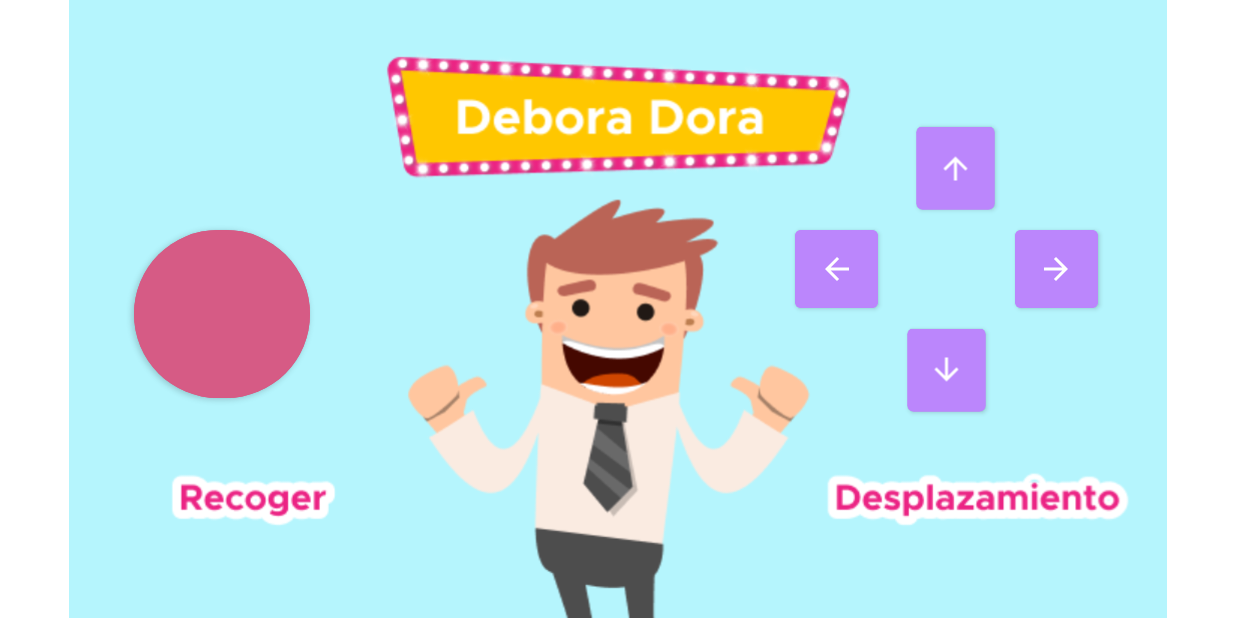
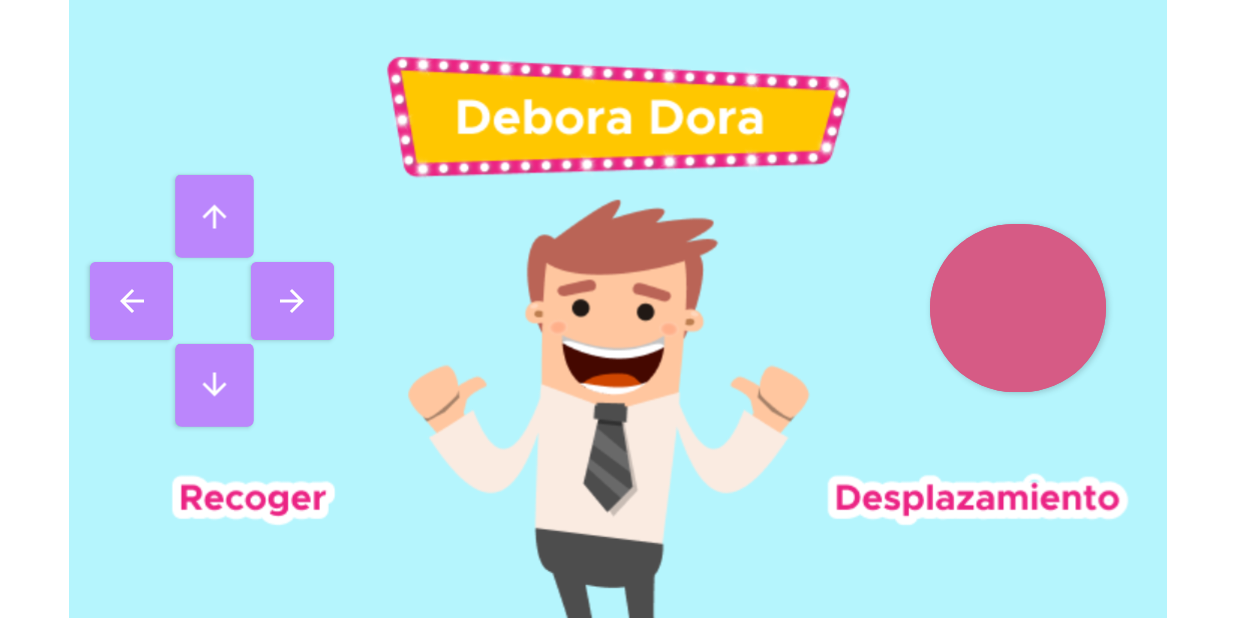
Before and after one commit to joctypo/DragRace_Android2, an Android app: the screen it shows after launch (MainActivity), on a phone screen of 824 x 412 dp (held sideways). Run offline under Robolectric (Android 15) with nearby library versions, the phone set to English and light mode, and no system bars.

Commit message:
Cambio control

```diff
--- a/app/src/main/res/layout/activity_main.xml
+++ b/app/src/main/res/layout/activity_main.xml
@@ -28,22 +28,21 @@
         app:iconPadding="1dp"
         app:layout_constraintBottom_toBottomOf="parent"
         app:layout_constraintEnd_toStartOf="@+id/derecha"
+        app:layout_constraintHorizontal_bias="0.0"
         app:layout_constraintStart_toEndOf="@+id/izquierda"
         app:layout_constraintTop_toBottomOf="@+id/arriba"
-        app:layout_constraintVertical_bias="0.347" />
+        app:layout_constraintVertical_bias="0.282" />
 
     <Button
         android:id="@+id/derecha"
         android:layout_width="55dp"
         android:layout_height="64dp"
         android:layout_marginStart="52dp"
-        android:layout_marginEnd="52dp"
         android:backgroundTint="@color/purple_200"
         android:rotation="180"
         app:icon="@drawable/abc_vector_test"
         app:iconPadding="1dp"
         app:layout_constraintBottom_toBottomOf="@+id/abajo"
-        app:layout_constraintEnd_toEndOf="@+id/imageView"
         app:layout_constraintStart_toEndOf="@+id/izquierda"
         app:layout_constraintTop_toTopOf="@+id/arriba" />
 
@@ -51,28 +50,26 @@
         android:id="@+id/izquierda"
         android:layout_width="55dp"
         android:layout_height="64dp"
-        android:layout_marginStart="490dp"
+        android:layout_marginStart="60dp"
         android:backgroundTint="@color/purple_200"
         app:icon="@drawable/abc_vector_test"
         app:iconPadding="1dp"
         app:layout_constraintBottom_toBottomOf="@+id/abajo"
         app:layout_constraintEnd_toStartOf="@+id/derecha"
-        app:layout_constraintHorizontal_bias="0.5"
-        app:layout_constraintStart_toEndOf="@+id/imageView"
-        app:layout_constraintStart_toStartOf="@+id/imageView"
+        app:layout_constraintStart_toStartOf="parent"
         app:layout_constraintTop_toTopOf="@+id/arriba" />
 
     <Button
         android:id="@+id/arriba"
         android:layout_width="55dp"
         android:layout_height="64dp"
-        android:layout_marginTop="80dp"
+        android:layout_marginTop="112dp"
         android:backgroundTint="@color/purple_200"
         android:rotation="90"
         app:icon="@drawable/abc_vector_test"
         app:iconPadding="1dp"
         app:layout_constraintEnd_toStartOf="@+id/derecha"
-        app:layout_constraintHorizontal_bias="0.666"
+        app:layout_constraintHorizontal_bias="0.0"
         app:layout_constraintStart_toEndOf="@+id/izquierda"
         app:layout_constraintTop_toTopOf="@+id/imageView" />
 
@@ -80,14 +77,14 @@
         android:id="@+id/recoger"
         android:layout_width="117dp"
         android:layout_height="124dp"
-        android:layout_marginStart="80dp"
+        android:layout_marginEnd="80dp"
         android:backgroundTint="#D65B85"
         app:cornerRadius="300dp"
         app:layout_constraintBottom_toBottomOf="parent"
-        app:layout_constraintEnd_toStartOf="@+id/izquierda"
-        app:layout_constraintHorizontal_bias="0.028"
-        app:layout_constraintStart_toStartOf="@+id/imageView"
+        app:layout_constraintEnd_toEndOf="parent"
+        app:layout_constraintHorizontal_bias="0.983"
+        app:layout_constraintStart_toEndOf="@+id/derecha"
         app:layout_constraintTop_toTopOf="parent"
-        app:layout_constraintVertical_bias="0.512" />
+        app:layout_constraintVertical_bias="0.498" />
 
 </androidx.constraintlayout.widget.ConstraintLayout>
```
